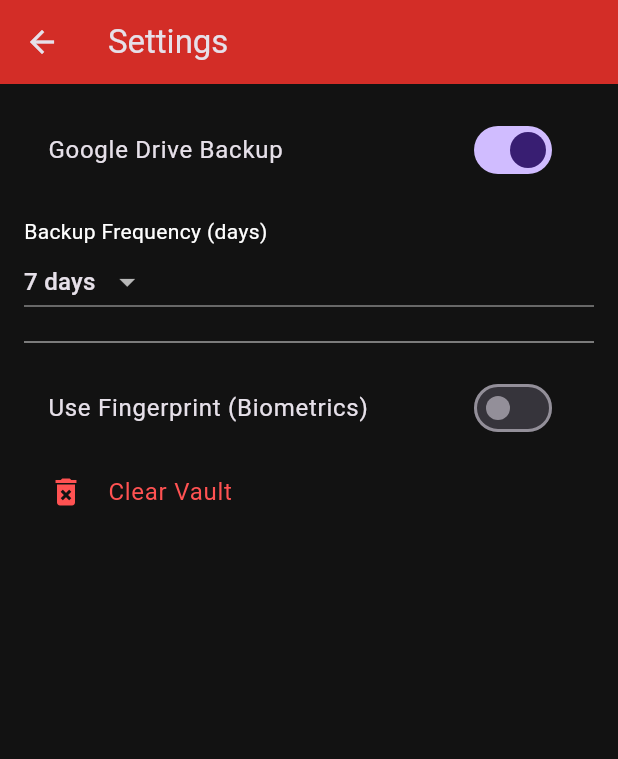
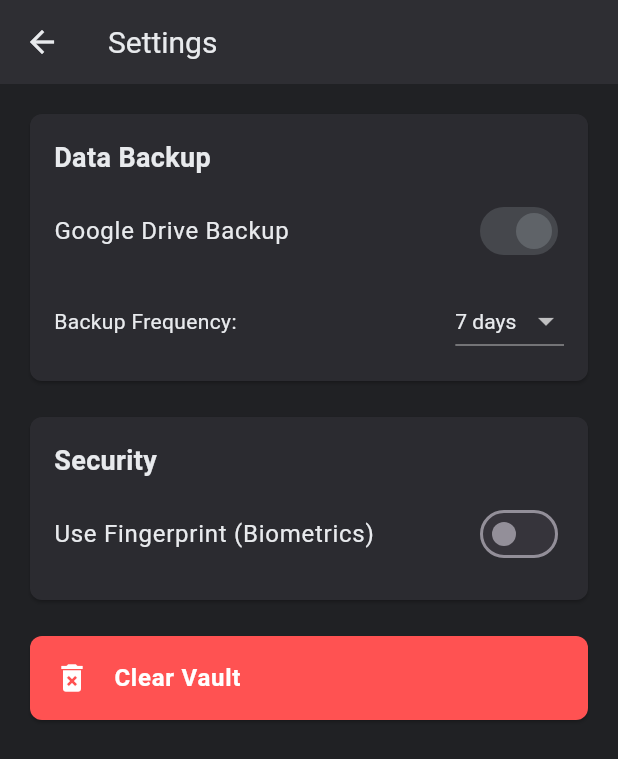
Before and after one commit to Ratatoskr14/vaultguard, a Flutter app: the screen it shows after launch, after a tap on "Sign In", after a tap on the "settings" icon, on a phone screen of 412 x 824 dp. Shown: the top 759 px of the screen. Run offline on Flutter 3.47's test engine with Material 3 defaults, Android fonts, the light colour scheme and no system bars; our stand-ins replace local_auth, shared_preferences, sqflite; missing offline and left inert: encrypt, pointycastle; accounts and stored records are empty.

Commit message:
updated theme + settings_page.dart

```diff
--- a/lib/constants/colors.dart
+++ b/lib/constants/colors.dart
@@ -1,11 +1,13 @@
+// lib/constants/colors.dart
+
 import 'package:flutter/material.dart';
 
-/// Centralized color definitions for VaultGuard (dark mode base)
+/// Dark-mode grey palette with a subtle accent
 class AppColors {
-  static const Color primary      = Color(0xFFD32D27);
-  static const Color accent       = Color(0xFFAF0809);
-  static const Color background   = Color(0xFF121212);
-  static const Color surface      = Color(0xFF1E1E1E);
-  static const Color textPrimary  = Color(0xFFE0E0E0);
-  static const Color textSecondary= Color(0xFF9E9E9E);
+  static const Color background    = Color(0xFF202124); // overall background
+  static const Color surface       = Color(0xFF2E2E33); // sheets, cards
+  static const Color card          = Color(0xFF2B2B30); // credential cards
+  static const Color textPrimary   = Color(0xFFE8EAED); // main text
+  static const Color textSecondary = Color(0xFF9AA0A6); // secondary text
+  static const Color accent        = Color(0xFF5F6368); // gentle steel-grey
 }
--- a/lib/main.dart
+++ b/lib/main.dart
@@ -13,23 +13,62 @@ class VaultGuardApp extends StatelessWidget {
 
   @override
   Widget build(BuildContext context) {
+    final baseDark = ThemeData.dark();
     return MaterialApp(
       title: 'VaultGuard',
       debugShowCheckedModeBanner: false,
-      theme: ThemeData.dark().copyWith(
-        primaryColor: AppColors.primary,
+      theme: baseDark.copyWith(
+        // Update the ColorScheme to use our custom greys
+        colorScheme: baseDark.colorScheme.copyWith(
+          background:   AppColors.background,
+          surface:      AppColors.surface,
+          primary:      AppColors.accent,
+          onBackground: AppColors.textPrimary,
+          onSurface:    AppColors.textPrimary,
+        ),
         scaffoldBackgroundColor: AppColors.background,
-        inputDecorationTheme: const InputDecorationTheme(
-          filled: true,
-          fillColor: Color(0xFF1E1E1E),
-          border: OutlineInputBorder(),
+        cardColor:               AppColors.card,
+        appBarTheme: const AppBarTheme(
+          backgroundColor: AppColors.surface,
+          foregroundColor: AppColors.textPrimary,
+          elevation:       0,
+        ),
+        inputDecorationTheme: InputDecorationTheme(
+          filled:     true,
+          fillColor:  AppColors.surface,
+          border:     OutlineInputBorder(
+            borderRadius: BorderRadius.circular(4),
+            borderSide:   BorderSide.none,
+          ),
+          labelStyle: const TextStyle(color: AppColors.textSecondary),
+        ),
+        elevatedButtonTheme: ElevatedButtonThemeData(
+          style: ButtonStyle(
+            backgroundColor: MaterialStateProperty.all(AppColors.accent),
+            foregroundColor: MaterialStateProperty.all(AppColors.textPrimary),
+            shape: MaterialStateProperty.all(
+              RoundedRectangleBorder(
+                borderRadius: BorderRadius.circular(6),
+              ),
+            ),
+          ),
+        ),
+        textTheme: const TextTheme(
+          titleLarge: TextStyle(color: AppColors.textPrimary, fontSize: 20),
+          bodyMedium: TextStyle(color: AppColors.textSecondary),
+        ),
+        pageTransitionsTheme: const PageTransitionsTheme(
+          builders: {
+            TargetPlatform.android: CupertinoPageTransitionsBuilder(),
+            TargetPlatform.iOS:     CupertinoPageTransitionsBuilder(),
+          },
         ),
       ),
       initialRoute: LoginPage.routeName,
       routes: {
-        LoginPage.routeName: (ctx) => const LoginPage(),
-        VaultPage.routeName: (ctx) => const VaultPage(),
-        SettingsPage.routeName: (ctx) => const SettingsPage(),
+        LoginPage.routeName: (_) => const LoginPage(),
+        VaultPage.routeName: (_) => const VaultPage(),
+        SettingsPage.routeName: (_) => const SettingsPage(),
       },
     );
   }
--- a/lib/pages/login_page.dart
+++ b/lib/pages/login_page.dart
@@ -1,3 +1,5 @@
+// lib/pages/login_page.dart
+
 import 'package:flutter/material.dart';
 import 'package:shared_preferences/shared_preferences.dart';
 import '../services/biometric_service.dart';
@@ -14,11 +16,11 @@ class LoginPage extends StatefulWidget {
 }
 
 class _LoginPageState extends State<LoginPage> {
-  final _emailCtrl = TextEditingController();
+  final _emailCtrl    = TextEditingController();
   final _passwordCtrl = TextEditingController();
   late final BiometricService _biometricService;
-  bool _biometricEnabled = false;
-  bool _isAuthenticating = false;
+  bool _biometricEnabled  = false;
+  bool _isAuthenticating  = false;
 
   @override
   void initState() {
@@ -28,12 +30,10 @@ class _LoginPageState extends State<LoginPage> {
   }
 
   Future<void> _initBiometric() async {
-    final prefs = await SharedPreferences.getInstance();
+    final prefs  = await SharedPreferences.getInstance();
     final enabled = prefs.getBool('biometrics_enabled') ?? false;
     setState(() => _biometricEnabled = enabled);
-    if (_biometricEnabled) {
-      _authenticate();
-    }
+    if (enabled) _authenticate();
   }
 
   Future<void> _authenticate() async {
@@ -78,16 +78,13 @@ class _LoginPageState extends State<LoginPage> {
                 style: ElevatedButton.styleFrom(
                   backgroundColor: AppColors.accent,
                   padding: const EdgeInsets.symmetric(vertical: 12, horizontal: 24),
-                  textStyle: const TextStyle(fontSize: 18),
                 ),
                 onPressed: _isAuthenticating ? null : _authenticate,
               ),
               const SizedBox(height: 16),
               TextButton(
                 child: const Text('Use Password Instead'),
-                onPressed: () {
-                  setState(() => _biometricEnabled = false);
-                },
+                onPressed: () => setState(() => _biometricEnabled = false),
               ),
             ],
             if (!_biometricEnabled) ...[
@@ -114,10 +111,6 @@ class _LoginPageState extends State<LoginPage> {
                 height: 48,
                 child: ElevatedButton(
                   onPressed: _tryLogin,
-                  style: ElevatedButton.styleFrom(
-                    backgroundColor: AppColors.accent,
-                    textStyle: const TextStyle(fontSize: 16),
-                  ),
                   child: const Text('Sign In'),
                 ),
               ),
--- a/lib/pages/settings_page.dart
+++ b/lib/pages/settings_page.dart
@@ -1,8 +1,10 @@
+// lib/pages/settings_page.dart
+
 import 'package:flutter/material.dart';
 import 'package:shared_preferences/shared_preferences.dart';
 import '../services/biometric_service.dart';
 import '../constants/colors.dart';
-import '../db/credential_db.dart'; // make sure this is imported
+import '../db/credential_db.dart';
 
 class SettingsPage extends StatefulWidget {
   static const routeName = '/settings';
@@ -13,11 +15,11 @@ class SettingsPage extends StatefulWidget {
 }
 
 class _SettingsPageState extends State<SettingsPage> {
-  bool _driveBackupEnabled = true;
-  int _backupFrequencyDays = 7;
-  bool _biometricsEnabled = false;
-  late final SharedPreferences _prefs;
-  final _biometricService = BiometricService();
+  bool _driveBackupEnabled  = true;
+  int  _backupFrequencyDays = 7;
+  bool _biometricsEnabled   = false;
+  late SharedPreferences _prefs;
+  final _bioService = BiometricService();
 
   @override
   void initState() {
@@ -28,27 +30,27 @@ class _SettingsPageState extends State<SettingsPage> {
   Future<void> _loadSettings() async {
     _prefs = await SharedPreferences.getInstance();
     setState(() {
-      _driveBackupEnabled    = _prefs.getBool('drive_backup_enabled') ?? true;
-      _backupFrequencyDays   = _prefs.getInt('backup_frequency_days') ?? 7;
-      _biometricsEnabled     = _prefs.getBool('biometrics_enabled') ?? false;
+      _driveBackupEnabled  = _prefs.getBool('drive_backup_enabled') ?? true;
+      _backupFrequencyDays = _prefs.getInt('backup_frequency_days') ?? 7;
+      _biometricsEnabled   = _prefs.getBool('biometrics_enabled') ?? false;
     });
   }
 
-  Future<void> _onDriveBackupChanged(bool val) async {
-    await _prefs.setBool('drive_backup_enabled', val);
-    setState(() => _driveBackupEnabled = val);
+  Future<void> _onDriveBackupChanged(bool v) async {
+    await _prefs.setBool('drive_backup_enabled', v);
+    setState(() => _driveBackupEnabled = v);
   }
 
-  Future<void> _onBackupFrequencyChanged(int? val) async {
-    if (val != null) {
-      await _prefs.setInt('backup_frequency_days', val);
-      setState(() => _backupFrequencyDays = val);
+  Future<void> _onBackupFrequencyChanged(int? v) async {
+    if (v != null) {
+      await _prefs.setInt('backup_frequency_days', v);
+      setState(() => _backupFrequencyDays = v);
     }
   }
 
-  Future<void> _onBiometricsChanged(bool val) async {
-    if (val) {
-      final can = await _biometricService.canUseBiometrics();
+  Future<void> _onBiometricsChanged(bool v) async {
+    if (v) {
+      final can = await _bioService.canUseBiometrics();
       if (!can) {
         ScaffoldMessenger.of(context).showSnackBar(
           const SnackBar(content: Text('Biometric authentication not available')),
@@ -56,8 +58,8 @@ class _SettingsPageState extends State<SettingsPage> {
         return;
       }
     }
-    await _prefs.setBool('biometrics_enabled', val);
-    setState(() => _biometricsEnabled = val);
+    await _prefs.setBool('biometrics_enabled', v);
+    setState(() => _biometricsEnabled = v);
   }
 
   @override
@@ -65,54 +67,130 @@ class _SettingsPageState extends State<SettingsPage> {
     return Scaffold(
       appBar: AppBar(
         title: const Text('Settings'),
-        backgroundColor: AppColors.primary,
+        backgroundColor: AppColors.surface,
       ),
       body: ListView(
         padding: const EdgeInsets.all(16),
         children: [
+          // Data Backup Card
+          Card(
+            color: AppColors.card,
+            shape: RoundedRectangleBorder(borderRadius: BorderRadius.circular(8)),
+            child: Padding(
+              padding: const EdgeInsets.all(16),
+              child: Column(
+                crossAxisAlignment: CrossAxisAlignment.start,
+                children: [
+                  Text('Data Backup',
+                      style: TextStyle(
+                        fontSize: 18,
+                        fontWeight: FontWeight.bold,
+                        color: AppColors.textPrimary,
+                      )),
+                  const SizedBox(height: 8),
                   SwitchListTile(
                     title: const Text('Google Drive Backup'),
                     value: _driveBackupEnabled,
                     onChanged: _onDriveBackupChanged,
+                    activeColor: AppColors.accent,
+                    contentPadding: EdgeInsets.zero,
                   ),
-          const SizedBox(height: 16),
-          const Text('Backup Frequency (days)', style: TextStyle(color: Colors.white)),
+                  const SizedBox(height: 8),
+                  Row(
+                    children: [
+                      Text('Backup Frequency:',
+                          style: TextStyle(color: AppColors.textPrimary)),
+                      const Spacer(),
                       DropdownButton<int>(
                         value: _backupFrequencyDays,
+                        dropdownColor: AppColors.surface,
+                        style: TextStyle(color: AppColors.textPrimary),
                         items: [3, 7, 14, 30]
-                .map((d) => DropdownMenuItem(value: d, child: Text('$d days')))
+                            .map((d) => DropdownMenuItem(
+                          value: d,
+                          child: Text('$d days'),
+                        ))
                             .toList(),
-            onChanged: _onBackupFrequencyChanged,
+                        onChanged: _driveBackupEnabled
+                            ? _onBackupFrequencyChanged
+                            : null,
                       ),
-          const Divider(height: 32, color: Colors.grey),
+                    ],
+                  ),
+                ],
+              ),
+            ),
+          ),
+
+          const SizedBox(height: 16),
+
+          // Security Card
+          Card(
+            color: AppColors.card,
+            shape: RoundedRectangleBorder(borderRadius: BorderRadius.circular(8)),
+            child: Padding(
+              padding: const EdgeInsets.all(16),
+              child: Column(
+                crossAxisAlignment: CrossAxisAlignment.start,
+                children: [
+                  Text('Security',
+                      style: TextStyle(
+                        fontSize: 18,
+                        fontWeight: FontWeight.bold,
+                        color: AppColors.textPrimary,
+                      )),
+                  const SizedBox(height: 8),
                   SwitchListTile(
                     title: const Text('Use Fingerprint (Biometrics)'),
                     value: _biometricsEnabled,
                     onChanged: _onBiometricsChanged,
+                    activeColor: AppColors.accent,
+                    contentPadding: EdgeInsets.zero,
                   ),
-          ListTile(
-            leading: Icon(Icons.delete_forever, color: Colors.redAccent),
-            title: Text('Clear Vault', style: TextStyle(color: Colors.redAccent)),
+                ],
+              ),
+            ),
+          ),
+
+          const SizedBox(height: 16),
+
+          // Danger Zone Card (fully red)
+          Card(
+            color: Colors.redAccent,
+            shape: RoundedRectangleBorder(borderRadius: BorderRadius.circular(8)),
+            child: ListTile(
+              contentPadding: const EdgeInsets.symmetric(horizontal: 16),
+              leading: const Icon(Icons.delete_forever, color: Colors.white),
+              title: const Text('Clear Vault', style: TextStyle(color: Colors.white, fontWeight: FontWeight.bold)),
               onTap: () async {
                 final confirm = await showDialog<bool>(
                   context: context,
                   builder: (_) => AlertDialog(
-                  title: Text('Confirm Clear Vault'),
-                  content: Text('Delete *all* your stored credentials?'),
+                    backgroundColor: AppColors.surface,
+                    title: const Text('Confirm Clear Vault'),
+                    content: const Text(
+                      'Delete all your stored credentials?',
+                    ),
                     actions: [
-                    TextButton(onPressed: () => Navigator.pop(context, false), child: Text('Cancel')),
-                    TextButton(onPressed: () => Navigator.pop(context, true),  child: Text('Delete')),
+                      TextButton(
+                        onPressed: () => Navigator.pop(context, false),
+                        child: const Text('Cancel'),
+                      ),
+                      TextButton(
+                        onPressed: () => Navigator.pop(context, true),
+                        child: const Text('Delete'),
+                      ),
                     ],
                   ),
-              ) ?? false;
+                ) ??
+                    false;
 
                 if (confirm) {
                   await CredentialDbHelper().clearAll();
-                ScaffoldMessenger.of(context).showSnackBar(
-                  SnackBar(content: Text('Vault has been cleared')),
-                );
+                  Navigator.pop(context, true);
                 }
               },
+            ),
           ),
         ],
       ),
--- a/lib/pages/vault_page.dart
+++ b/lib/pages/vault_page.dart
@@ -1,3 +1,5 @@
+// lib/pages/vault_page.dart
+
 import 'package:flutter/material.dart';
 import '../constants/colors.dart';
 import '../db/credential_db.dart';
@@ -28,27 +30,33 @@ class _VaultPageState extends State<VaultPage> {
     _credentialList = _dbHelper.getCredentials();
   }
 
-  void _deleteCredential(int id) async {
+  Future<void> _deleteCredential(int id) async {
     await _dbHelper.deleteCredential(id);
     setState(_refreshList);
   }
 
-  void _editCredential(Credential credential) async {
-    final result = await Navigator.push(
+  Future<void> _editCredential(Credential cred) async {
+    final updated = await Navigator.push<bool>(
       context,
-      MaterialPageRoute(
-        builder: (_) => AddEditCredentialPage(credential: credential),
+      MaterialPageRoute<bool>(
+        builder: (_) => AddEditCredentialPage(credential: cred),
       ),
     );
-    if (result == true) setState(_refreshList);
+    if (updated == true) {
+      setState(_refreshList);
+    }
   }
 
-  void _addCredential() async {
-    final result = await Navigator.push(
+  Future<void> _addCredential() async {
+    final created = await Navigator.push<bool>(
       context,
-      MaterialPageRoute(builder: (_) => const AddEditCredentialPage()),
+      MaterialPageRoute<bool>(
+        builder: (_) => const AddEditCredentialPage(),
+      ),
     );
-    if (result == true) setState(_refreshList);
+    if (created == true) {
+      setState(_refreshList);
+    }
   }
 
   @override
@@ -56,42 +64,55 @@ class _VaultPageState extends State<VaultPage> {
     return Scaffold(
       appBar: AppBar(
         title: const Text('Vault'),
-        backgroundColor: AppColors.primary,
         actions: [
           IconButton(
             icon: const Icon(Icons.settings),
-            tooltip: 'Settings',
-            onPressed: () => Navigator.pushNamed(context, SettingsPage.routeName),
+            onPressed: () async {
+              final cleared = await Navigator.push<bool>(
+                context,
+                MaterialPageRoute<bool>(
+                  builder: (_) => const SettingsPage(),
+                ),
+              );
+              if (cleared == true) {
+                setState(_refreshList);
+                ScaffoldMessenger.of(context).showSnackBar(
+                  const SnackBar(content: Text('Vault cleared')),
+                );
+              }
+            },
           ),
         ],
       ),
       body: FutureBuilder<List<Credential>>(
         future: _credentialList,
-        builder: (context, snapshot) {
-          if (snapshot.connectionState == ConnectionState.waiting) {
+        builder: (ctx, snap) {
+          if (snap.connectionState == ConnectionState.waiting) {
             return const Center(child: CircularProgressIndicator());
-          } else if (snapshot.hasError) {
-            return Center(child: Text('Error: \${snapshot.error}'));
+          } else if (snap.hasError) {
+            return Center(child: Text('Error: ${snap.error}'));
           }
-          final creds = snapshot.data ?? [];
-          if (creds.isEmpty) return const Center(child: Text('No credentials saved.'));
+          final creds = snap.data ?? [];
+          if (creds.isEmpty) {
+            return const Center(child: Text('No credentials saved.'));
+          }
           return ListView.builder(
             padding: const EdgeInsets.all(16),
             itemCount: creds.length,
-            itemBuilder: (context, i) {
+            itemBuilder: (ctx, i) {
               final cred = creds[i];
               return CredentialCard(
                 credential: cred,
+                onEdit:   () => _editCredential(cred),
                 onDelete: () => _deleteCredential(cred.id),
-                onEdit: () => _editCredential(cred),
               );
             },
           );
         },
       ),
       floatingActionButton: FloatingActionButton(
+        backgroundColor: AppColors.accent,
         onPressed: _addCredential,
-        backgroundColor: AppColors.accent,
         child: const Icon(Icons.add),
       ),
     );
```
Also changed, not shown: lib/pages/add_edit_credential_page.dart (+42 -51 lines), lib/widgets/credential_card.dart (+10 -11 lines). Lines whose indentation alone changed are shown as unchanged.
